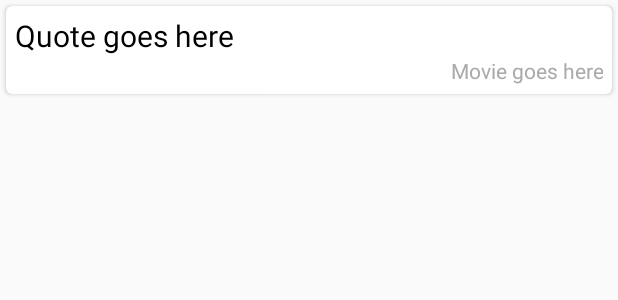
After one commit to LearnAndroidUL/MovieQuotes, an Android app: the layout moviequote_itemview.xml on its own in the app's theme, with its tools: preview values and no code run, on a phone screen of 412 x 824 dp. The commit adds this screen. Shown: the top 300 px of the screen. Run offline under Robolectric (Android 15) with nearby library versions, the phone set to English and light mode, and no system bars.

Commit message:
added recycler view

```diff
--- a/app/build.gradle
+++ b/app/build.gradle
@@ -24,6 +24,7 @@ dependencies {
     implementation 'com.android.support:design:28.0.0'
     implementation 'com.android.support:support-media-compat:28.0.0'
     implementation 'com.android.support:appcompat-v7:28.0.0'
+    implementation 'com.android.support:cardview-v7:28.0.0'
     implementation 'com.android.support.constraint:constraint-layout:1.1.3'
     implementation 'com.google.firebase:firebase-firestore:17.1.2'
     implementation 'com.android.support:support-v4:28.0.0'
--- a/app/src/main/res/layout/activity_main.xml
+++ b/app/src/main/res/layout/activity_main.xml
@@ -28,6 +28,7 @@
         android:layout_height="wrap_content"
         android:layout_gravity="bottom|end"
         android:layout_margin="@dimen/fab_margin"
-        app:srcCompat="@android:drawable/ic_menu_edit" />
+        android:tint="@android:color/white"
+        app:srcCompat="@android:drawable/ic_input_add" />
 
 </android.support.design.widget.CoordinatorLayout>
--- /dev/null
+++ b/app/src/main/res/layout/moviequote_itemview.xml
@@ -0,0 +1,33 @@
+<?xml version="1.0" encoding="utf-8"?>
+<android.support.v7.widget.CardView
+    xmlns:android="http://schemas.android.com/apk/res/android"
+    xmlns:app="http://schemas.android.com/apk/res-auto"
+    app:cardCornerRadius="4dp"
+    android:layout_margin="4dp"
+    android:layout_width="match_parent"
+    android:layout_height="wrap_content">
+    <LinearLayout
+        android:padding="6dp"
+        android:orientation="vertical"
+        android:layout_width="match_parent"
+        android:layout_height="wrap_content">
+        <TextView
+            android:id="@+id/itemview_quote"
+            android:text="@string/default_quote"
+            android:maxLines="1"
+            android:textColor="@android:color/black"
+            android:textSize="20sp"
+            android:layout_width="match_parent"
+            android:layout_height="wrap_content" />
+        <TextView
+            android:id="@+id/itemview_movie"
+            android:text="@string/default_movie"
+            android:gravity="right"
+            android:maxLines="1"
+            android:textColor="@android:color/darker_gray"
+            android:layout_width="match_parent"
+            android:layout_height="wrap_content" />
+    </LinearLayout>
+
+
+</android.support.v7.widget.CardView>
--- a/app/src/main/res/values/strings.xml
+++ b/app/src/main/res/values/strings.xml
@@ -1,4 +1,7 @@
 <resources>
     <string name="app_name">Movie Quotes</string>
+    <string name="firebase_collection">moviequotes</string>
     <string name="action_settings">Settings</string>
+    <string name="default_quote">Quote goes here</string>
+    <string name="default_movie">Movie goes here</string>
 </resources>
```
Also changed, not shown: app/src/main/java/io/ruszkipista/moviequotes/MainActivity.java (+9 -1 lines), app/src/main/java/io/ruszkipista/moviequotes/MovieQuote.java (added, +33 -0 lines), app/src/main/java/io/ruszkipista/moviequotes/MovieQuoteAdapter.java (added, +78 -0 lines), app/src/main/res/layout/content_main.xml (+4 -8 lines).
